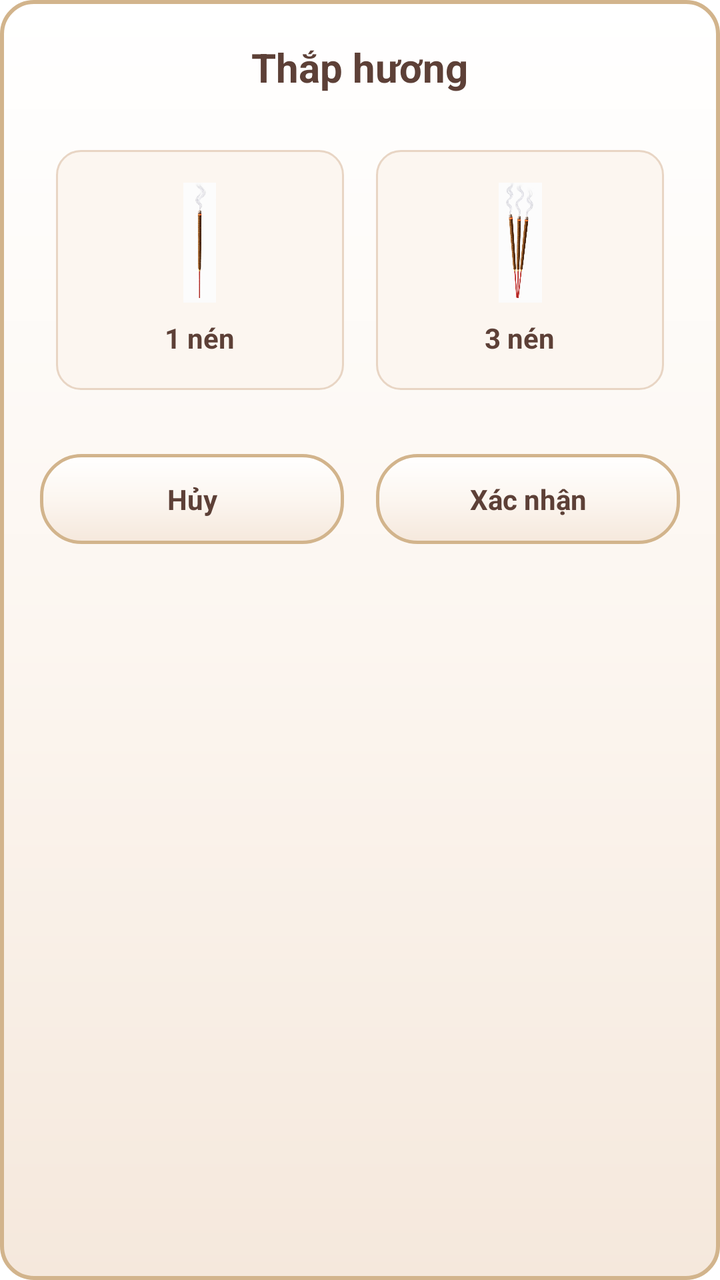
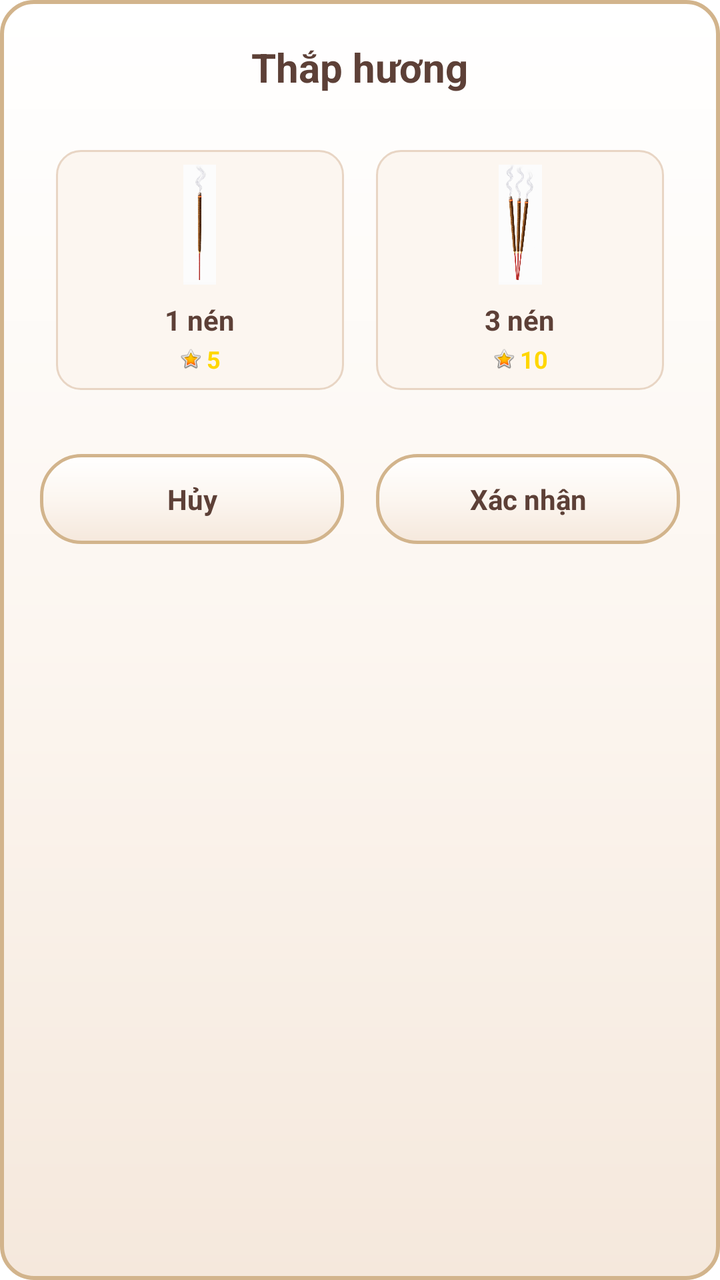

Two renders of the same Android screen: before a commit and after it. Below are the layout's source before the change and the commit's diff.
<!-- AndroidManifest.xml: application theme Theme.ThapHuongGiaTien -->
<!-- res/layout/dialog_select_incense.xml -->
<?xml version="1.0" encoding="utf-8"?>
<LinearLayout xmlns:android="http://schemas.android.com/apk/res/android"
    xmlns:app="http://schemas.android.com/apk/res-auto"
    android:layout_width="match_parent"
    android:layout_height="wrap_content"
    android:background="@drawable/bg_dialog_traditional"
    android:gravity="center_horizontal"
    android:orientation="vertical"
    android:padding="20dp">

    <TextView
        android:layout_width="wrap_content"
        android:layout_height="wrap_content"
        android:layout_marginBottom="20dp"
        android:text="Thắp hương"
        android:textColor="#5D4037"
        android:textSize="20sp"
        android:textStyle="bold" />

    <LinearLayout
        android:layout_width="match_parent"
        android:layout_height="wrap_content"
        android:gravity="center"
        android:orientation="horizontal">

        <LinearLayout
            android:id="@+id/optionOneStick"
            android:layout_width="0dp"
            android:layout_height="120dp"
            android:layout_margin="8dp"
            android:layout_weight="1"
            android:background="@drawable/bg_incense_option"
            android:clickable="true"
            android:focusable="true"
            android:gravity="center"
            android:orientation="vertical">

            <ImageView
                android:layout_width="40dp"
                android:layout_height="60dp"
                android:scaleType="centerInside"
                android:src="@drawable/mot_nen" />

            <TextView
                android:layout_width="wrap_content"
                android:layout_height="wrap_content"
                android:layout_marginTop="8dp"
                android:text="1 nén"
                android:textColor="#5D4037"
                android:textSize="14sp"
                android:textStyle="bold" />
        </LinearLayout>

        <LinearLayout
            android:id="@+id/optionThreeSticks"
            android:layout_width="0dp"
            android:layout_height="120dp"
            android:layout_margin="8dp"
            android:layout_weight="1"
            android:background="@drawable/bg_incense_option"
            android:clickable="true"
            android:focusable="true"
            android:gravity="center"
            android:orientation="vertical">

            <ImageView
                android:layout_width="60dp"
                android:layout_height="60dp"
                android:scaleType="centerInside"
                android:src="@drawable/ba_nen" />

            <TextView
                android:layout_width="wrap_content"
                android:layout_height="wrap_content"
                android:layout_marginTop="8dp"
                android:text="3 nén"
                android:textColor="#5D4037"
                android:textSize="14sp"
                android:textStyle="bold" />
        </LinearLayout>
    </LinearLayout>

    <LinearLayout
        android:layout_width="match_parent"
        android:layout_height="wrap_content"
        android:layout_marginTop="24dp"
        android:gravity="center"
        android:orientation="horizontal">

        <TextView
            android:id="@+id/btnCancel"
            android:layout_width="0dp"
            android:layout_height="45dp"
            android:layout_marginEnd="8dp"
            android:layout_weight="1"
            android:background="@drawable/bg_action_button"
            android:clickable="true"
            android:focusable="true"
            android:gravity="center"
            android:text="Hủy"
            android:textColor="#5D4037"
            android:textStyle="bold" />

        <TextView
            android:id="@+id/btnOk"
            android:layout_width="0dp"
            android:layout_height="45dp"
            android:layout_marginStart="8dp"
            android:layout_weight="1"
            android:background="@drawable/bg_action_button"
            android:clickable="true"
            android:focusable="true"
            android:gravity="center"
            android:text="Xác nhận"
            android:textColor="#5D4037"
            android:textStyle="bold" />
    </LinearLayout>
</LinearLayout>
<!-- resources referenced by this layout -->
<resources>
  <!-- drawable ba_nen: png bitmap (drawable, 256372 bytes) -->
  <!-- drawable bg_action_button (drawable) -->
  <?xml version="1.0" encoding="utf-8"?>
  <ripple xmlns:android="http://schemas.android.com/apk/res/android"
      android:color="#208B4513">
      <item>
          <shape android:shape="rectangle">
              <gradient
                  android:startColor="#FFFFFF"
                  android:centerColor="#FCF6F0"
                  android:endColor="#F5E8DC"
                  android:angle="270" />
              <corners android:radius="20dp" />
              <stroke
                  android:width="1.5dp"
                  android:color="#D2B48C" />
          </shape>
      </item>
  </ripple>
  <!-- drawable bg_dialog_traditional (drawable) -->
  <?xml version="1.0" encoding="utf-8"?>
  <shape xmlns:android="http://schemas.android.com/apk/res/android"
      android:shape="rectangle">
      <gradient
          android:startColor="#FFFFFF"
          android:centerColor="#FCF6F0"
          android:endColor="#F5E8DC"
          android:angle="270" />
      <corners android:radius="16dp" />
      <stroke
          android:width="2dp"
          android:color="#D2B48C" />
  </shape>
  <!-- drawable bg_incense_option (drawable) -->
  <?xml version="1.0" encoding="utf-8"?>
  <selector xmlns:android="http://schemas.android.com/apk/res/android">
      <item android:state_selected="true">
          <shape android:shape="rectangle">
              <solid android:color="#F5E8DC" />
              <corners android:radius="12dp" />
              <stroke
                  android:width="2dp"
                  android:color="#8B4513" />
          </shape>
      </item>
      <item>
          <shape android:shape="rectangle">
              <solid android:color="#FCF6F0" />
              <corners android:radius="12dp" />
              <stroke
                  android:width="1dp"
                  android:color="#E8D5C4" />
          </shape>
      </item>
  </selector>
  <!-- drawable mot_nen: png bitmap (drawable, 106857 bytes) -->
  <style name="Theme.ThapHuongGiaTien" parent="Theme.MaterialComponents.DayNight.NoActionBar">
          
          <item name="colorPrimary">@color/purple_500</item>
          <item name="colorPrimaryVariant">@color/purple_700</item>
          <item name="colorOnPrimary">@color/white</item>
          
          <item name="colorSecondary">@color/teal_200</item>
          <item name="colorSecondaryVariant">@color/teal_700</item>
          <item name="colorOnSecondary">@color/black</item>
          
          <item name="android:statusBarColor">@color/white</item>
          <item name="android:windowLightStatusBar">true</item>
          
      </style>
  <color name="purple_500">#FF6200EE</color>
  <color name="purple_700">#FF3700B3</color>
  <color name="white">#FFFFFFFF</color>
  <color name="teal_200">#FF03DAC5</color>
  <color name="teal_700">#FF018786</color>
  <color name="black">#FF000000</color>
</resources>

<!-- the commit's change to res/layout/dialog_select_incense.xml (unified diff, before → after) -->
@@ -49,6 +49,28 @@
                 android:textColor="#5D4037"
                 android:textSize="14sp"
                 android:textStyle="bold" />
+
+            <LinearLayout
+                android:layout_width="wrap_content"
+                android:layout_height="wrap_content"
+                android:layout_marginTop="2dp"
+                android:gravity="center"
+                android:orientation="horizontal">
+
+                <ImageView
+                    android:layout_width="12dp"
+                    android:layout_height="12dp"
+                    android:src="@android:drawable/btn_star_big_on" />
+
+                <TextView
+                    android:layout_width="wrap_content"
+                    android:layout_height="wrap_content"
+                    android:layout_marginStart="2dp"
+                    android:text="5"
+                    android:textColor="#FFD700"
+                    android:textSize="12sp"
+                    android:textStyle="bold" />
+            </LinearLayout>
         </LinearLayout>
 
         <LinearLayout
@@ -77,6 +99,28 @@
                 android:textColor="#5D4037"
                 android:textSize="14sp"
                 android:textStyle="bold" />
+
+            <LinearLayout
+                android:layout_width="wrap_content"
+                android:layout_height="wrap_content"
+                android:layout_marginTop="2dp"
+                android:gravity="center"
+                android:orientation="horizontal">
+
+                <ImageView
+                    android:layout_width="12dp"
+                    android:layout_height="12dp"
+                    android:src="@android:drawable/btn_star_big_on" />
+
+                <TextView
+                    android:layout_width="wrap_content"
+                    android:layout_height="wrap_content"
+                    android:layout_marginStart="2dp"
+                    android:text="10"
+                    android:textColor="#FFD700"
+                    android:textSize="12sp"
+                    android:textStyle="bold" />
+            </LinearLayout>
         </LinearLayout>
     </LinearLayout>
 
